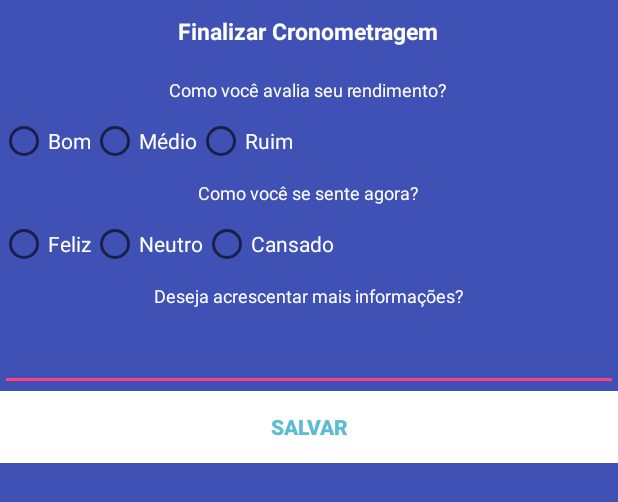
After one commit to lucsoliveira/OrganizeMe, an Android app: the layout dialog_end_activity.xml on its own in the app's theme, with its tools: preview values and no code run, on a phone screen of 412 x 824 dp. The commit adds this screen. Shown: the top 502 px of the screen. Run offline under Robolectric (Android 15) with nearby library versions, the phone set to English and light mode, and no system bars.

Commit message:
Modal finalizar cronometragem
Ainda não está contabilizando as cronometragens, a modal ainda precisa ser reeditada

```diff
--- a/app/src/main/java/com/lucas/study/organizeme/AddTaskActivity.java
+++ b/app/src/main/java/com/lucas/study/organizeme/AddTaskActivity.java
@@ -25,6 +25,7 @@ public class AddTaskActivity extends AppCompatActivity {
                 .coordinatorLayout);
 
         editTextTitle   = (EditText)findViewById(R.id.editTextTitle);
+
         // Get the Intent that started this activity and extract the string
         Intent intent = getIntent();
 
@@ -54,26 +55,4 @@ public class AddTaskActivity extends AppCompatActivity {
 
     }
 
-    /*
-
-    public void addTask(View view) {
-
-        TaskModel t = new TaskModel(editTextTitle.getText().toString());
-        t.save();
-
-        Snackbar snackbar = Snackbar
-                .make(coordinatorLayout, "Message is deleted", Snackbar.LENGTH_LONG)
-                .setAction("UNDO", new View.OnClickListener() {
-                    @Override
-                    public void onClick(View view) {
-                        Snackbar snackbar1 = Snackbar.make(coordinatorLayout, "Message is restored!", Snackbar.LENGTH_SHORT);
-                        snackbar1.show();
-                    }
-                });
-
-        snackbar.show();
-
-    }
-
-    */
 }
--- /dev/null
+++ b/app/src/main/java/com/lucas/study/organizeme/DialogEndActivity.java
@@ -0,0 +1,60 @@
+package com.lucas.study.organizeme;
+
+import android.app.Activity;
+import android.app.Dialog;
+import android.content.Context;
+import android.content.Intent;
+import android.os.Bundle;
+import android.support.design.widget.CoordinatorLayout;
+import android.support.design.widget.Snackbar;
+import android.view.View;
+import android.view.Window;
+import android.widget.Button;
+import android.widget.Toast;
+
+public class DialogEndActivity extends Dialog implements android.view.View.OnClickListener {
+
+    public Context c;
+    public Dialog d;
+    public Button yes;
+    public Long idTime;
+
+    private CoordinatorLayout coordinatorLayout;
+
+    public DialogEndActivity(Context a, Long idTime) {
+            super(a);
+            // TODO Auto-generated constructor stub
+            this.c = a;
+            this.idTime = idTime;
+        }
+
+        @Override
+        protected void onCreate(Bundle savedInstanceState) {
+            super.onCreate(savedInstanceState);
+            requestWindowFeature(Window.FEATURE_NO_TITLE);
+            setContentView(R.layout.dialog_end_activity);
+            yes = (Button) findViewById(R.id.btn_yes);
+            yes.setOnClickListener(this);
+
+            coordinatorLayout = (CoordinatorLayout) findViewById(R.id.coordinatorLayout);
+
+        }
+
+        @Override
+        public void onClick(View v) {
+            switch (v.getId()) {
+                case R.id.btn_yes:
+
+                    Toast.makeText(c,"Cronometragem Armazenada",Toast.LENGTH_LONG).show();
+
+                    dismiss();
+
+
+                    break;
+                default:
+                    break;
+            }
+
+            dismiss();
+        }
+}
--- a/app/src/main/java/com/lucas/study/organizeme/MainActivity.java
+++ b/app/src/main/java/com/lucas/study/organizeme/MainActivity.java
@@ -134,9 +134,9 @@ public class MainActivity extends AppCompatActivity {
         }
 
         @Override
-        public int getCount() {
-            // Show 3 total pages.
-            return 3;
-        }
+        public int getCount() { return 3; }
     }
+
+
+
 }
--- a/app/src/main/java/com/lucas/study/organizeme/TasksAdapter.java
+++ b/app/src/main/java/com/lucas/study/organizeme/TasksAdapter.java
@@ -1,11 +1,15 @@
 package com.lucas.study.organizeme;
+import android.app.AlertDialog;
 import android.content.Context;
+import android.content.DialogInterface;
 import android.content.Intent;
+import android.content.SharedPreferences;
 import android.view.View;
 import android.view.ViewGroup;
 import android.widget.Button;
 import android.widget.EditText;
 import android.widget.ImageButton;
+import android.widget.Spinner;
 import android.widget.TextView;
 import android.widget.Toast;
 
@@ -106,13 +110,6 @@ public class TasksAdapter extends OmegaRecyclerView.Adapter<TasksAdapter.ViewHol
                     i.putExtra("idTask", getIdTask());
                     mcon.startActivity(i);
 
-                   // mcon.startActivity(new Intent(mcon, EditTaskActivity.class));
-
-                    /*
-                    intent.putExtra(EXTRA_MESSAGE, getTitleTask());
-                    startActivity(intent);
-                    */
-
                     break;
 
                 case R.id.btnDeleteTask:
@@ -139,7 +136,16 @@ public class TasksAdapter extends OmegaRecyclerView.Adapter<TasksAdapter.ViewHol
                     break;
 
                 case R.id.btnStop:
-                    showToast("Voce clicou em Stop: ");
+
+                    DialogEndActivity cdd = new DialogEndActivity(itemView.getContext(), getIdTask());
+                    cdd.show();
+
+                    /*
+                    Intent i2 = new Intent(mcon, DialogEndActivity.class);
+                    //i2.putExtra("idTask", getIdTask());
+                    mcon.startActivity(i2);
+                    */
+
 
                     break;
             }
@@ -153,4 +159,6 @@ public class TasksAdapter extends OmegaRecyclerView.Adapter<TasksAdapter.ViewHol
         Long getIdTask(){ return idTask; }
         String getTitleTask(){ return nameTask; }
     }
+
+
 }
--- /dev/null
+++ b/app/src/main/res/layout/dialog_end_activity.xml
@@ -0,0 +1,145 @@
+<?xml version="1.0" encoding="utf-8"?>
+
+<android.support.design.widget.CoordinatorLayout
+    xmlns:android="http://schemas.android.com/apk/res/android"
+    android:id="@+id/coordinatorLayout"
+    android:layout_width="match_parent"
+    android:layout_height="match_parent"
+    >
+
+<LinearLayout
+    android:layout_width="fill_parent"
+    android:layout_height="match_parent"
+    android:background="@color/colorPrimary"
+    android:orientation="vertical" >
+
+    <TextView
+        android:id="@+id/txt_dia"
+        android:layout_width="wrap_content"
+        android:layout_height="wrap_content"
+        android:layout_gravity="center"
+        android:layout_margin="10dp"
+        android:text="@string/task_end"
+        android:textColor="@android:color/white"
+        android:textSize="15dp"
+        android:textStyle="bold"/>
+
+    <TextView
+        android:layout_width="wrap_content"
+        android:layout_height="wrap_content"
+        android:layout_gravity="center"
+        android:layout_margin="10dp"
+        android:text="Como você avalia seu rendimento?"
+        android:textColor="@android:color/white"
+        android:textSize="12dp"
+        />
+
+    <RadioGroup
+        android:id="@+id/android_question_one"
+        android:layout_width="wrap_content"
+        android:layout_height="wrap_content"
+        android:orientation="horizontal">
+
+        <RadioButton
+            android:id="@+id/option_1"
+            android:layout_width="match_parent"
+            android:layout_height="match_parent"
+            android:textColor="@color/colorTerciary"
+            android:text="Bom"/>
+
+        <RadioButton
+            android:id="@+id/option_2"
+            android:layout_width="match_parent"
+            android:layout_height="wrap_content"
+            android:textColor="@color/colorTerciary"
+
+            android:text="Médio"/>
+
+        <RadioButton
+            android:id="@+id/option_3"
+            android:layout_width="match_parent"
+            android:layout_height="wrap_content"
+            android:textColor="@color/colorTerciary"
+
+            android:text="Ruim"/>
+
+    </RadioGroup>
+
+    <TextView
+        android:layout_width="wrap_content"
+        android:layout_height="wrap_content"
+        android:layout_gravity="center"
+        android:layout_margin="10dp"
+        android:text="Como você se sente agora?"
+        android:textColor="@android:color/white"
+        android:textSize="12dp"
+        />
+
+    <RadioGroup
+        android:id="@+id/android_question_two"
+        android:layout_width="wrap_content"
+        android:layout_height="wrap_content"
+        android:orientation="horizontal">
+
+        <RadioButton
+            android:id="@+id/option_two_1"
+            android:layout_width="match_parent"
+            android:layout_height="match_parent"
+            android:textColor="@color/colorTerciary"
+            android:text="Feliz"/>
+
+        <RadioButton
+            android:id="@+id/option_two_2"
+            android:layout_width="match_parent"
+            android:layout_height="wrap_content"
+            android:textColor="@color/colorTerciary"
+
+            android:text="Neutro"/>
+
+        <RadioButton
+            android:id="@+id/option_two_3"
+            android:layout_width="match_parent"
+            android:layout_height="wrap_content"
+            android:textColor="@color/colorTerciary"
+
+            android:text="Cansado"/>
+
+    </RadioGroup>
+
+
+    <TextView
+        android:layout_width="wrap_content"
+        android:layout_height="wrap_content"
+        android:layout_gravity="center"
+        android:layout_margin="10dp"
+        android:text="Deseja acrescentar mais informações?"
+        android:textColor="@android:color/white"
+        android:textSize="12dp"
+        />
+
+    <android.support.design.widget.TextInputEditText
+        android:layout_width="match_parent"
+        android:layout_height="wrap_content"
+        android:shadowColor="@color/colorAccent"/>
+
+    <LinearLayout
+        android:layout_width="match_parent"
+        android:layout_height="wrap_content"
+        android:layout_gravity="center"
+        android:orientation="horizontal" >
+
+        <Button
+            android:id="@+id/btn_yes"
+            android:layout_width="match_parent"
+            android:layout_height="match_parent"
+            android:background="@android:color/white"
+            android:clickable="true"
+            android:text="Salvar"
+            android:textColor="#5DBCD2"
+            android:textStyle="bold"
+            />
+
+    </LinearLayout>
+
+</LinearLayout>
+</android.support.design.widget.CoordinatorLayout>
--- a/app/src/main/res/values/strings.xml
+++ b/app/src/main/res/values/strings.xml
@@ -10,5 +10,6 @@
     <string name="task_name">Nome da atividade</string>
     <string name="task_add_button">Adicionar</string>
     <string name="task_edit_button">Editar</string>
+    <string name="task_end">Finalizar Cronometragem</string>
 
 </resources>
```
Also changed, not shown: 8 other files.
